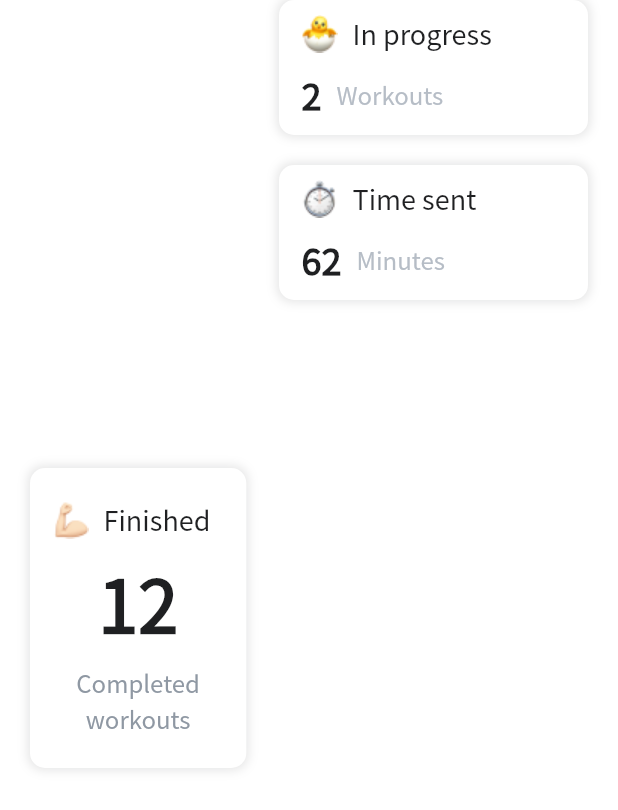
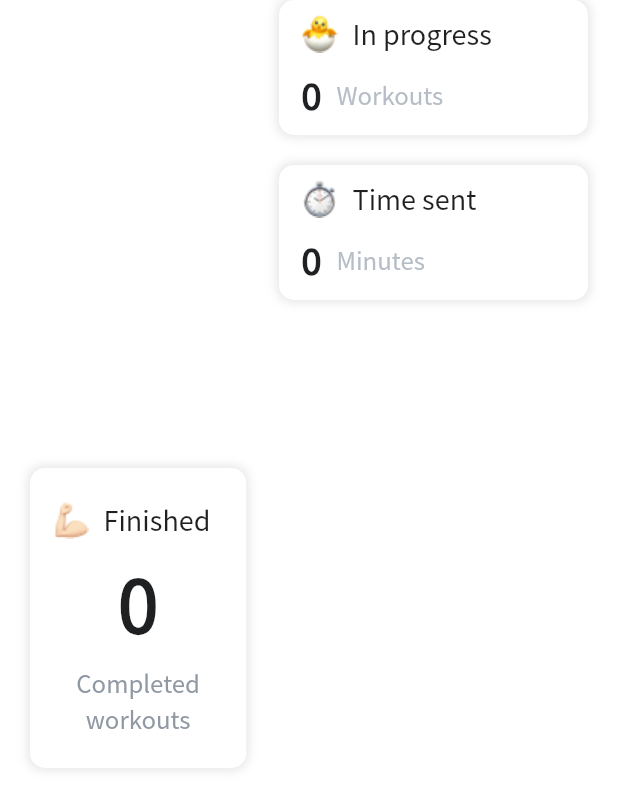
Before and after one commit to luongdthong2889/DoAnFlutter, a Flutter app: the HomeStatistics widget shown alone on an empty page, opened directly, on a phone screen of 412 x 824 dp. Shown: the top 810 px of the screen. Run offline on Flutter 3.47's test engine with Material 2 defaults, Android fonts, the light colour scheme and no system bars; our stand-ins replace bloc, chewie, dots_indicator, firebase_auth, firebase_core, firebase_storage and 12 more; missing offline and left inert: custom_timer, firebase_auth_web, firebase_core_web, firebase_storage_web, flutter_secure_storage_web, image_picker_for_web and 1 more; accounts and stored records are empty; statements that could not run were skipped.

Commit message:
fix bug homepage

```diff
--- a/fitness_flutter/lib/screens/home/widget/home_statistics.dart
+++ b/fitness_flutter/lib/screens/home/widget/home_statistics.dart
@@ -1,26 +1,29 @@
 import 'package:fitness_flutter/core/const/color_constants.dart';
 import 'package:fitness_flutter/core/const/path_constants.dart';
 import 'package:fitness_flutter/core/const/text_constants.dart';
+import 'package:fitness_flutter/screens/home/bloc/home_bloc.dart';
 import 'package:flutter/material.dart';
+import 'package:flutter_bloc/flutter_bloc.dart';
 
 class HomeStatistics extends StatelessWidget {
   const HomeStatistics({Key? key}) : super(key: key);
 
   @override
   Widget build(BuildContext context) {
+    final bloc = BlocProvider.of<HomeBloc>(context);
     return Container(
       margin: const EdgeInsets.symmetric(horizontal: 20),
       child: Row(
         mainAxisAlignment: MainAxisAlignment.spaceBetween,
         children: [
-          _createComletedWorkouts(context),
-          _createColumnStatistics(),
+          _createComletedWorkouts(context, bloc),
+          _createColumnStatistics(bloc),
         ],
       ),
     );
   }
 
-  Widget _createComletedWorkouts(BuildContext context) {
+  Widget _createComletedWorkouts(BuildContext context, HomeBloc bloc) {
     final screenWidth = MediaQuery.of(context).size.width;
     return Container(
       padding: const EdgeInsets.all(15),
@@ -63,7 +66,7 @@ class HomeStatistics extends StatelessWidget {
             ],
           ),
           Text(
-            '12',
+            '${bloc.getFinishedWorkouts()}',
             style: TextStyle(
               fontSize: 48,
               fontWeight: FontWeight.w700,
@@ -84,21 +87,20 @@ class HomeStatistics extends StatelessWidget {
     );
   }
 
-
-  Widget _createColumnStatistics() {
+  Widget _createColumnStatistics(HomeBloc bloc) {
     return Column(
       children: [
         DataWorkouts(
           icon: PathConstants.inProgress,
           title: TextConstants.inProgress,
-          count: 2,
+          count: bloc.getInProgressWorkouts() ?? 0,
           text: TextConstants.workouts,
         ),
         const SizedBox(height: 20),
         DataWorkouts(
           icon: PathConstants.timeSent,
           title: TextConstants.timeSent,
-          count: 62,
+          count: bloc.getTimeSent() ?? 0,
           text: TextConstants.minutes,
         ),
       ],
```
Also changed, not shown: fitness_flutter/lib/screens/home/widget/home_exercises_card.dart (+12 -2 lines).
